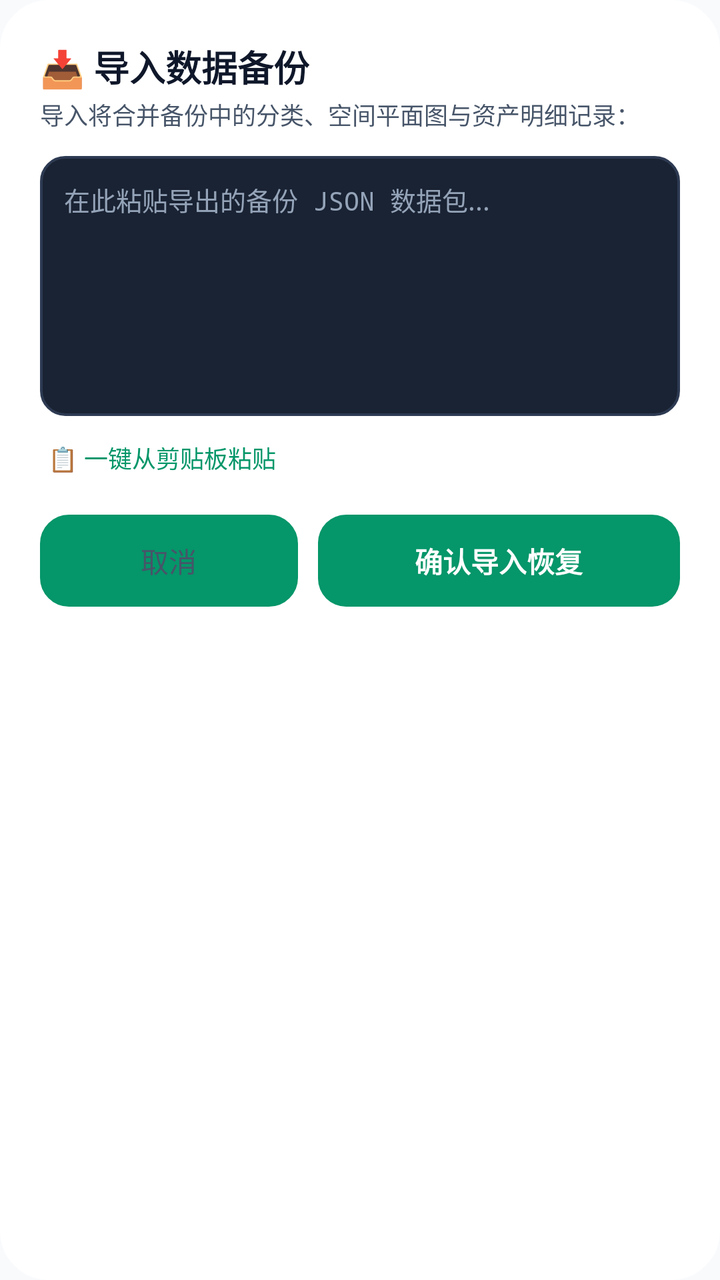
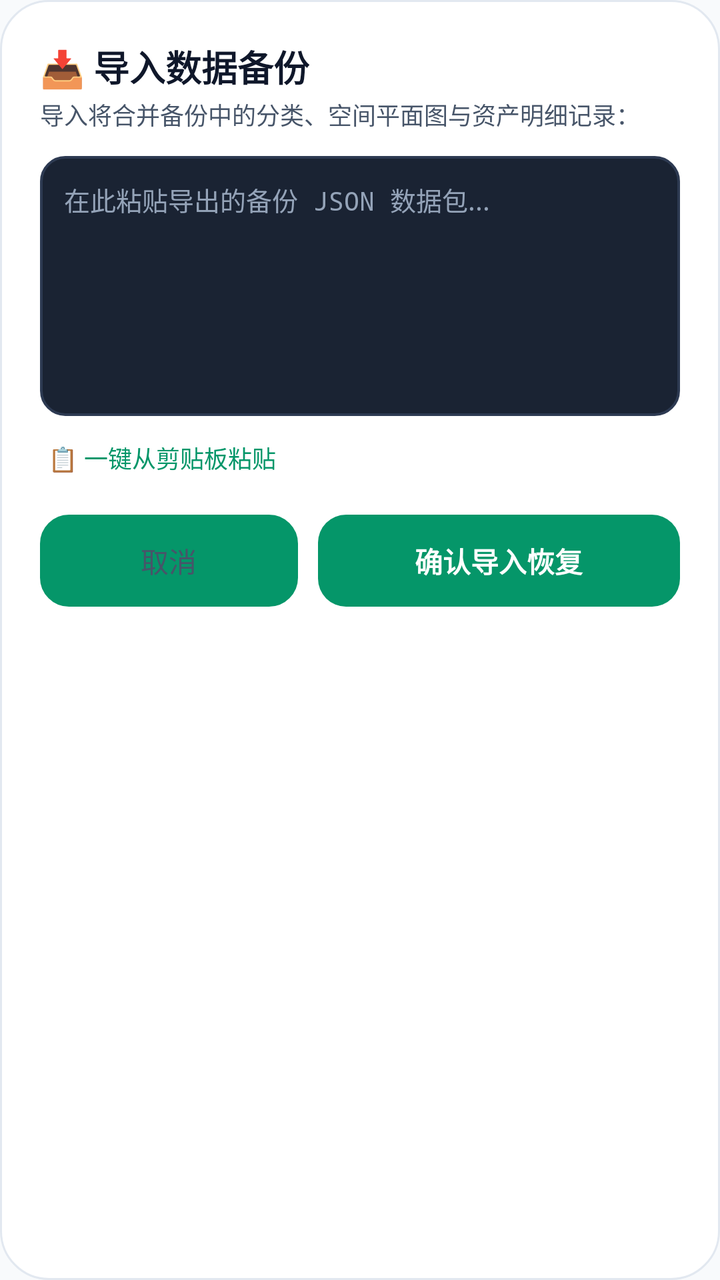

Two renders of the same Android screen: before a commit and after it. Below are the layout's source before the change and the commit's diff.
<!-- AndroidManifest.xml: application theme Theme.DiaperTracker -->
<!-- res/layout/dialog_import_backup.xml -->
<?xml version="1.0" encoding="utf-8"?>
<LinearLayout
    xmlns:android="http://schemas.android.com/apk/res/android"
    xmlns:app="http://schemas.android.com/apk/res-auto"
    android:layout_width="match_parent"
    android:layout_height="wrap_content"
    android:orientation="vertical"
    android:background="@drawable/bg_dialog_card"
    android:backgroundTint="@color/card"
    android:padding="20dp">

    <TextView
        android:layout_width="wrap_content"
        android:layout_height="wrap_content"
        android:text="📥 导入数据备份"
        android:textSize="18sp"
        android:textStyle="bold"
        android:textColor="@color/text_primary"
        android:fontFamily="sans-serif-medium" />

    <TextView
        android:layout_width="wrap_content"
        android:layout_height="wrap_content"
        android:text="导入将合并备份中的分类、空间平面图与资产明细记录："
        android:textSize="12sp"
        android:textColor="@color/text_secondary"
        android:layout_marginTop="2dp"
        android:layout_marginBottom="12dp" />

    <EditText
        android:id="@+id/input_backup_json"
        android:layout_width="match_parent"
        android:layout_height="130dp"
        android:background="@drawable/bg_input_box"
        android:hint="在此粘贴导出的备份 JSON 数据包..."
        android:textColorHint="@color/text_hint"
        android:textColor="@color/text_primary"
        android:padding="12dp"
        android:gravity="top|start"
        android:textSize="13sp"
        android:fontFamily="monospace"
        android:inputType="textMultiLine" />

    
    <LinearLayout
        android:layout_width="match_parent"
        android:layout_height="wrap_content"
        android:orientation="horizontal"
        android:gravity="center_vertical"
        android:layout_marginTop="8dp"
        android:layout_marginBottom="16dp">

        <TextView
            android:id="@+id/btn_paste_from_clipboard"
            android:layout_width="wrap_content"
            android:layout_height="wrap_content"
            android:text="📋 一键从剪贴板粘贴"
            android:textSize="12sp"
            android:textColor="@color/primary"
            android:padding="4dp"
            android:clickable="true"
            android:focusable="true"
            android:background="?attr/selectableItemBackgroundBorderless" />
    </LinearLayout>

    <LinearLayout
        android:layout_width="match_parent"
        android:layout_height="wrap_content"
        android:orientation="horizontal">

        <Button
            android:id="@+id/btn_cancel_import"
            android:layout_width="0dp"
            android:layout_height="46dp"
            android:layout_weight="1"
            android:layout_marginEnd="10dp"
            android:text="取消"
            android:textSize="14sp"
            android:textColor="@color/text_secondary"
            android:background="@drawable/bg_btn_secondary"
            style="?android:attr/borderlessButtonStyle" />

        <Button
            android:id="@+id/btn_confirm_import"
            android:layout_width="0dp"
            android:layout_height="46dp"
            android:layout_weight="1.4"
            android:text="确认导入恢复"
            android:textSize="14sp"
            android:textStyle="bold"
            android:textColor="#FFFFFF"
            android:background="@drawable/bg_btn_primary"
            style="?android:attr/borderlessButtonStyle" />
    </LinearLayout>

</LinearLayout>
<!-- resources referenced by this layout -->
<resources>
  <color name="card">#FFFFFF</color>
  <color name="primary">#059669</color>
  <color name="text_hint">#94A3B8</color>
  <color name="text_primary">#0F172A</color>
  <color name="text_secondary">#475569</color>
  <!-- drawable bg_btn_primary (drawable) -->
  <?xml version="1.0" encoding="utf-8"?>
  <ripple xmlns:android="http://schemas.android.com/apk/res/android"
      android:color="#40FFFFFF">
      <item>
          <shape android:shape="rectangle">
              <gradient
                  android:angle="135"
                  android:startColor="#10B981"
                  android:endColor="#059669" />
              <corners android:radius="14dp" />
          </shape>
      </item>
  </ripple>
  <!-- drawable bg_btn_secondary (drawable) -->
  <?xml version="1.0" encoding="utf-8"?>
  <ripple xmlns:android="http://schemas.android.com/apk/res/android"
      android:color="#20FFFFFF">
      <item>
          <shape android:shape="rectangle">
              <solid android:color="@color/input_bg" />
              <corners android:radius="14dp" />
              <stroke
                  android:width="1dp"
                  android:color="@color/card_border" />
          </shape>
      </item>
  </ripple>
  <!-- drawable bg_dialog_card (drawable) -->
  <?xml version="1.0" encoding="utf-8"?>
  <shape xmlns:android="http://schemas.android.com/apk/res/android"
      android:shape="rectangle">
      <solid android:color="@color/card" />
      <corners android:radius="24dp" />
      <stroke
          android:width="1dp"
          android:color="@color/card_border" />
  </shape>
  <!-- drawable bg_input_box (drawable) -->
  <?xml version="1.0" encoding="utf-8"?>
  <selector xmlns:android="http://schemas.android.com/apk/res/android">
      <item android:state_focused="true">
          <shape android:shape="rectangle">
              <corners android:radius="12dp" />
              <solid android:color="#1F2A40" />
              <stroke android:width="1.8dp" android:color="@color/primary" />
          </shape>
      </item>
      <item>
          <shape android:shape="rectangle">
              <corners android:radius="12dp" />
              <solid android:color="#1A2333" />
              <stroke android:width="1.2dp" android:color="#2D3A52" />
          </shape>
      </item>
  </selector>
  <style name="Theme.DiaperTracker" parent="Theme.Material3.DayNight.NoActionBar">
          <item name="colorPrimary">@color/primary</item>
          <item name="colorPrimaryDark">@color/primary_dark</item>
          <item name="colorSecondary">@color/accent</item>
          <item name="android:colorBackground">@color/background</item>
          <item name="android:statusBarColor">@color/primary_dark</item>
          <item name="android:windowLightStatusBar">false</item>
          <item name="android:navigationBarColor">@color/card</item>
          <item name="android:windowLightNavigationBar">true</item>
      </style>
  <color name="input_bg">#F1F5F9</color>
  <color name="card_border">#E2E8F0</color>
  <color name="primary_dark">#047857</color>
  <color name="accent">#F59E0B</color>
  <color name="background">#F8FAFC</color>
</resources>

<!-- the commit's change to res/layout/dialog_import_backup.xml (unified diff, before → after) -->
@@ -6,7 +6,6 @@
     android:layout_height="wrap_content"
     android:orientation="vertical"
     android:background="@drawable/bg_dialog_card"
-    android:backgroundTint="@color/card"
     android:padding="20dp">
 
     <TextView
